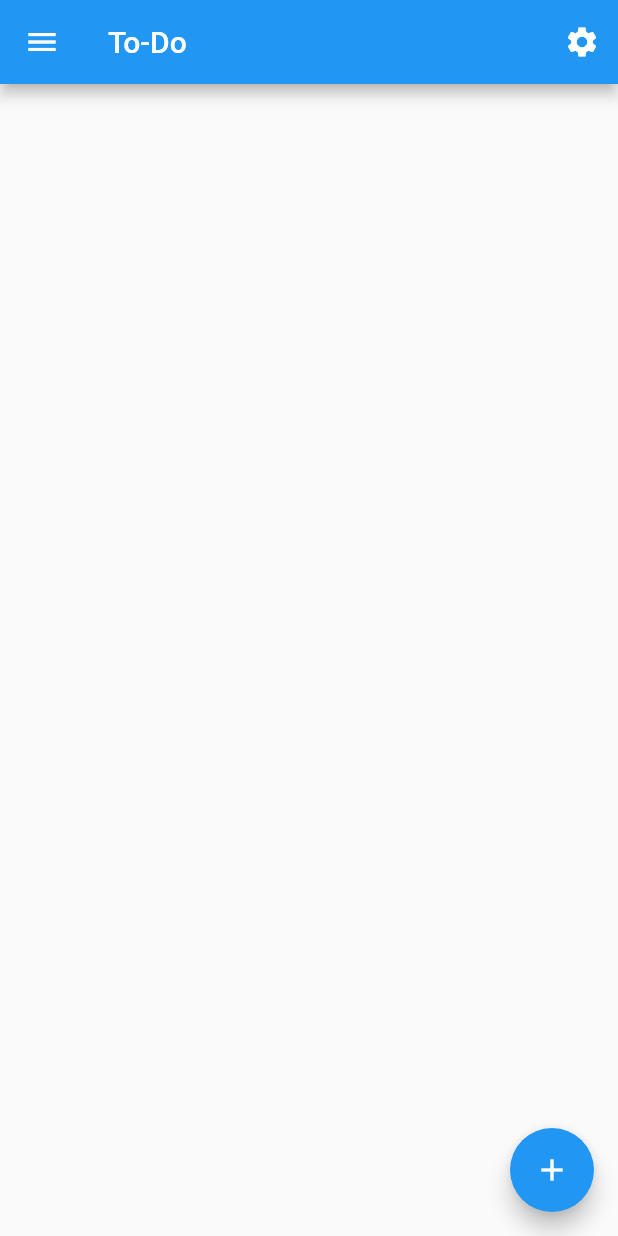
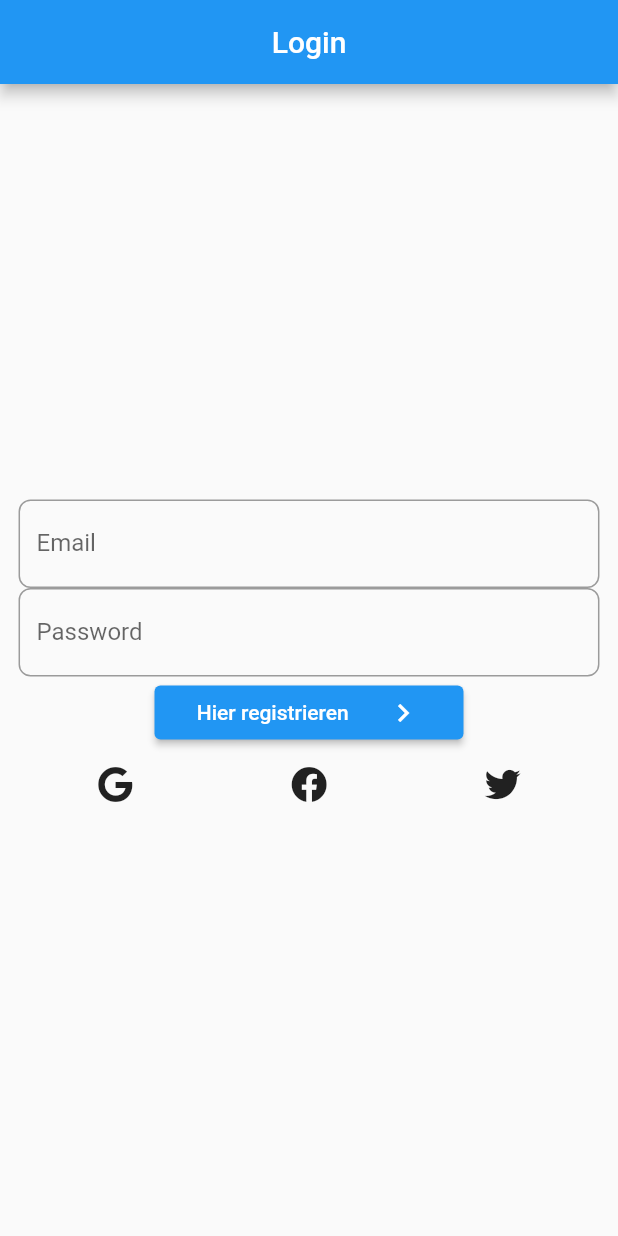
Before and after one commit to domephant/to_do_firebase, a Flutter app: the screen it shows after launch, on a phone screen of 412 x 824 dp. Run offline on Flutter 3.47's test engine with Material 2 defaults, Android fonts, the phone set to English and light mode, and no system bars; our stand-ins replace firebase_auth, firebase_core, font_awesome_flutter, google_sign_in; accounts and stored records are empty.

Commit message:
Working on LoginScreen

```diff
--- a/lib/main.dart
+++ b/lib/main.dart
@@ -1,6 +1,9 @@
-import 'package:cloud_firestore/cloud_firestore.dart';
+import 'package:firebase_auth/firebase_auth.dart';
 import 'package:flutter/material.dart';
 import 'package:firebase_core/firebase_core.dart';
+import 'package:provider/provider.dart';
+import 'package:to_do_firebase/screens/sign_in.dart';
+import 'package:to_do_firebase/services/authentication_service.dart';
 import 'firebase_options.dart';
 
 void main() async {
@@ -16,14 +19,35 @@ class MyApp extends StatelessWidget {
 
   @override
   Widget build(BuildContext context) {
-    return MaterialApp(
-      debugShowCheckedModeBanner: false,
-      title: 'Flutter Demo',
-      theme: ThemeData(
-        primarySwatch: Colors.blue,
+    return MultiProvider(
+      providers: [
+        Provider<AuthenticationService>(
+          create: (_) => AuthenticationService(FirebaseAuth.instance),
+        ),
+        StreamProvider(
+          create: (context) =>
+              context.read<AuthenticationService>().authStateChanges,
+          initialData: null,
+        )
+      ],
+      child: MaterialApp(
+        debugShowCheckedModeBanner: false,
+        title: 'To Do',
+        theme: ThemeData(
+          primarySwatch: Colors.blue,
+        ),
+        home: const AuthenticationWrapper(),
       ),
-      home: const DatabaseTextScreen(),
     );
+  }
+}
+
+class AuthenticationWrapper extends StatelessWidget {
+  const AuthenticationWrapper({Key? key}) : super(key: key);
+
+  @override
+  Widget build(BuildContext context) {
+    return const SignInScreen();
   }
 }
 
--- /dev/null
+++ b/lib/screens/sign_in.dart
@@ -0,0 +1,106 @@
+import 'package:firebase_auth/firebase_auth.dart';
+import 'package:flutter/material.dart';
+import 'package:font_awesome_flutter/font_awesome_flutter.dart';
+import 'package:to_do_firebase/services/authentication_service.dart';
+
+class SignInScreen extends StatefulWidget {
+  const SignInScreen({Key? key}) : super(key: key);
+
+  @override
+  State<SignInScreen> createState() => _SignInScreenState();
+}
+
+class _SignInScreenState extends State<SignInScreen> {
+  final TextEditingController emailController = TextEditingController();
+  final TextEditingController passwordController = TextEditingController();
+  final _formKey = GlobalKey<FormState>();
+  @override
+  Widget build(BuildContext context) {
+    return Scaffold(
+      appBar: AppBar(
+        title: const Center(
+          child: Text("Login"),
+        ),
+      ),
+      body: Padding(
+        padding: EdgeInsets.symmetric(
+          vertical: MediaQuery.of(context).size.height * 0.02,
+          horizontal: MediaQuery.of(context).size.width * 0.03,
+        ),
+        child: Form(
+          key: _formKey,
+          child: Column(
+            mainAxisAlignment: MainAxisAlignment.center,
+            children: [
+              TextFormField(
+                validator: (value) {
+                  if (value!.isEmpty) {
+                    return "Please a valid Email";
+                  }
+                  return null;
+                },
+                controller: emailController,
+                decoration: InputDecoration(
+                    labelText: "Email",
+                    hintText: "Email",
+                    border: OutlineInputBorder(
+                        borderSide: const BorderSide(color: Colors.black),
+                        borderRadius: BorderRadius.circular(8))),
+              ),
+              TextFormField(
+                validator: (value) {
+                  if (value!.length < 6) {
+                    return "Please enter a valid password";
+                  }
+                  return null;
+                },
+                controller: passwordController,
+                obscureText: true,
+                decoration: InputDecoration(
+                    labelText: "Password",
+                    hintText: "Password",
+                    border: OutlineInputBorder(
+                        borderSide: const BorderSide(color: Colors.black),
+                        borderRadius: BorderRadius.circular(8))),
+              ),
+              SizedBox(
+                width: MediaQuery.of(context).size.width * 0.5,
+                child: ElevatedButton(
+                    onPressed: () {},
+                    child: Row(
+                      mainAxisAlignment: MainAxisAlignment.spaceAround,
+                      children: const [
+                        Text("Hier registrieren"),
+                        Icon(Icons.keyboard_arrow_right)
+                      ],
+                    )),
+              ),
+              Row(
+                mainAxisAlignment: MainAxisAlignment.spaceAround,
+                children: [
+                  IconButton(
+                    onPressed: () {
+                      AuthenticationService(FirebaseAuth.instance)
+                          .signInWithGoogle();
+                    },
+                    icon: const FaIcon(FontAwesomeIcons.google),
+                  ),
+                  IconButton(
+                    onPressed: () {
+                      AuthenticationService(FirebaseAuth.instance).signOut();
+                    },
+                    icon: const FaIcon(FontAwesomeIcons.facebook),
+                  ),
+                  IconButton(
+                    onPressed: () {},
+                    icon: const FaIcon(FontAwesomeIcons.twitter),
+                  ),
+                ],
+              )
+            ],
+          ),
+        ),
+      ),
+    );
+  }
+}
--- a/pubspec.yaml
+++ b/pubspec.yaml
@@ -36,6 +36,10 @@ dependencies:
   cupertino_icons: ^1.0.2
   firebase_core: ^1.10.6
   cloud_firestore: ^3.1.5
+  firebase_auth: ^3.3.4
+  google_sign_in: ^5.2.1
+  provider: ^6.0.2
+  font_awesome_flutter: ^9.2.0
 
 dev_dependencies:
   flutter_test:
```
Also changed, not shown: lib/services/authentication_service.dart (added, +38 -0 lines), lib/firebase_options.dart, pubspec.lock.
